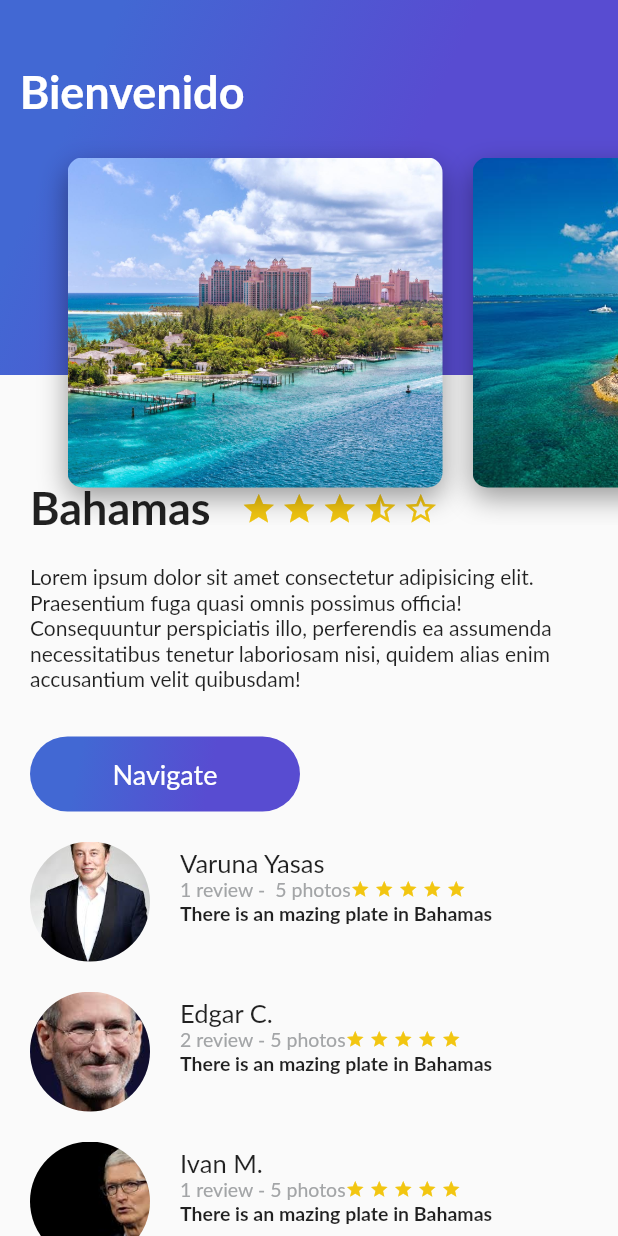
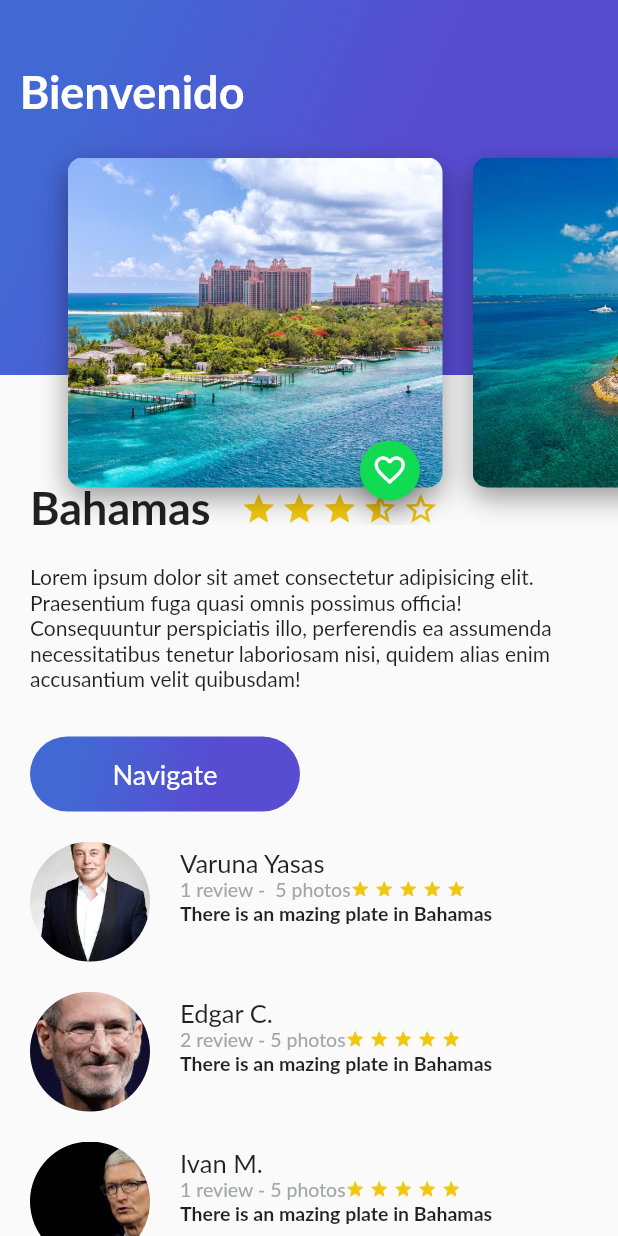
Before and after one commit to edg-ceron/review-trips-app, a Flutter app: the screen it shows after launch, on a phone screen of 412 x 824 dp. Run offline on Flutter 3.47's test engine with Material 2 defaults, Android fonts, the phone set to English and light mode, and no system bars; Roboto replaces fonts that are missing (Lato).

Commit message:
Se agrega boton de favorito  al contenedor de la imagen

```diff
--- a/lib/card_image.dart
+++ b/lib/card_image.dart
@@ -1,4 +1,5 @@
 import 'package:flutter/material.dart';
+import 'floating_action_button_green.dart';
 
 class CardImage extends StatelessWidget {
   String pathImage = "assets/img/bahamas.jpg";
@@ -31,6 +32,12 @@ class CardImage extends StatelessWidget {
         ]
       ),
     );
-    return card;
+    return Stack(
+      alignment: Alignment(0.9, 1.1),
+      children: <Widget>[
+        card,
+        FloatingActionButtonGreen()
+      ],
+    );
   }
 }
--- /dev/null
+++ b/lib/floating_action_button_green.dart
@@ -0,0 +1,36 @@
+import 'package:flutter/material.dart';
+
+class FloatingActionButtonGreen extends StatefulWidget {
+  @override
+  State<StatefulWidget> createState() {
+    // TODO: implement createState
+    return _FloatinActionButtonGreen();
+  }
+
+
+}
+
+class _FloatinActionButtonGreen extends State<FloatingActionButtonGreen> {
+  void onPressedFav () {
+    Scaffold.of(context).showSnackBar(
+      SnackBar(
+        content: Text('Agregaste a tus favorito'),
+        backgroundColor: Colors.green,
+      )
+    );
+
+  }
+  @override
+    Widget build(BuildContext context) {
+
+      return FloatingActionButton(
+        backgroundColor: Color(0xFF11DA53),
+        mini: true,
+        tooltip: "Fav",
+        onPressed: onPressedFav,
+        child: Icon(
+          Icons.favorite_border
+        )
+      );
+    }
+}
```
Also changed, not shown: lib/button_primary.dart (line endings or trailing spaces).
